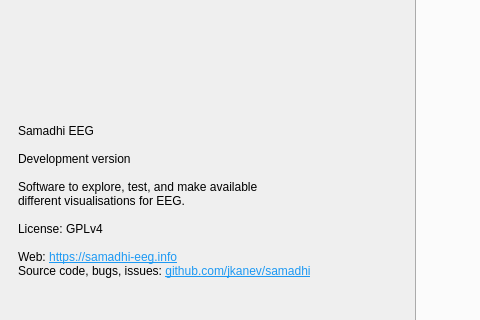
This is mainwindow.ui in jkanev/samadhi as Qt 5 draws it before an edit; both pictures show x 0 to 480 and y 277 to 597 of the 1257 by 900 pixel window. The edited form follows.
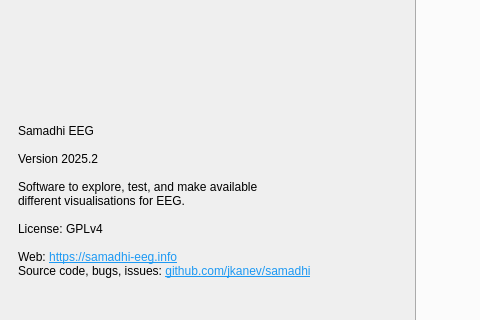
This is the edited form. The open tabs and pages were chosen to show the change. Icons and pictures are not drawn.

```diff
--- a/mainwindow.ui
+++ b/mainwindow.ui
@@ -176,7 +176,7 @@
         <item row="0" column="0">
          <widget class="QLabel" name="label">
           <property name="text">
-           <string>&lt;html&gt;&lt;head/&gt;&lt;body&gt;&lt;p&gt;Samadhi EEG&lt;br/&gt;&lt;br/&gt;Development version&lt;br/&gt;&lt;br/&gt;Software to explore, test, and make available&lt;br/&gt;different visualisations for EEG.&lt;br/&gt;&lt;br/&gt;License: GPLv4&lt;br/&gt;&lt;br/&gt;Web: &lt;a href=&quot;https://samadhi-eeg.info&quot;&gt;&lt;span style=&quot; text-decoration: underline; color:#1d99f3;&quot;&gt;https://samadhi-eeg.info&lt;br/&gt;&lt;/span&gt;&lt;/a&gt;Source code, bugs, issues: &lt;a href=&quot;https://github.com/jkanev/samadhi&quot;&gt;&lt;span style=&quot; text-decoration: underline; color:#1d99f3;&quot;&gt;github.com/jkanev/samadhi&lt;/span&gt;&lt;/a&gt;&lt;/p&gt;&lt;/body&gt;&lt;/html&gt;</string>
+           <string>&lt;html&gt;&lt;head/&gt;&lt;body&gt;&lt;p&gt;Samadhi EEG&lt;br/&gt;&lt;br/&gt;Version 2025.2&lt;br/&gt;&lt;br/&gt;Software to explore, test, and make available&lt;br/&gt;different visualisations for EEG.&lt;br/&gt;&lt;br/&gt;License: GPLv4&lt;br/&gt;&lt;br/&gt;Web: &lt;a href=&quot;https://samadhi-eeg.info&quot;&gt;&lt;span style=&quot; text-decoration: underline; color:#1d99f3;&quot;&gt;https://samadhi-eeg.info&lt;br/&gt;&lt;/span&gt;&lt;/a&gt;Source code, bugs, issues: &lt;a href=&quot;https://github.com/jkanev/samadhi&quot;&gt;&lt;span style=&quot; text-decoration: underline; color:#1d99f3;&quot;&gt;github.com/jkanev/samadhi&lt;/span&gt;&lt;/a&gt;&lt;/p&gt;&lt;/body&gt;&lt;/html&gt;</string>
           </property>
          </widget>
         </item>
```
